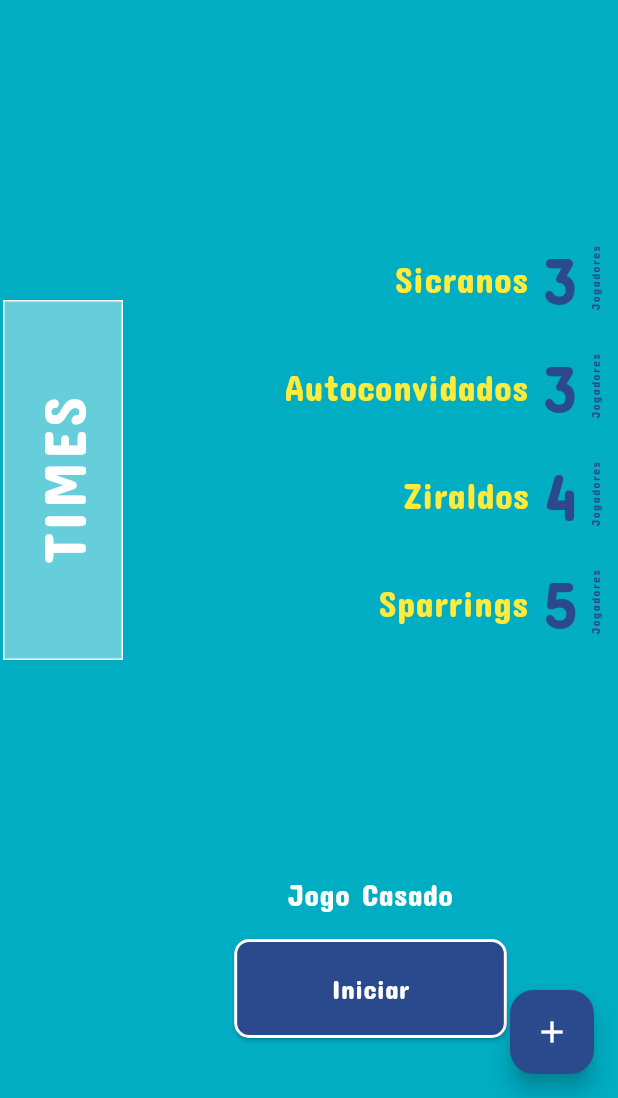
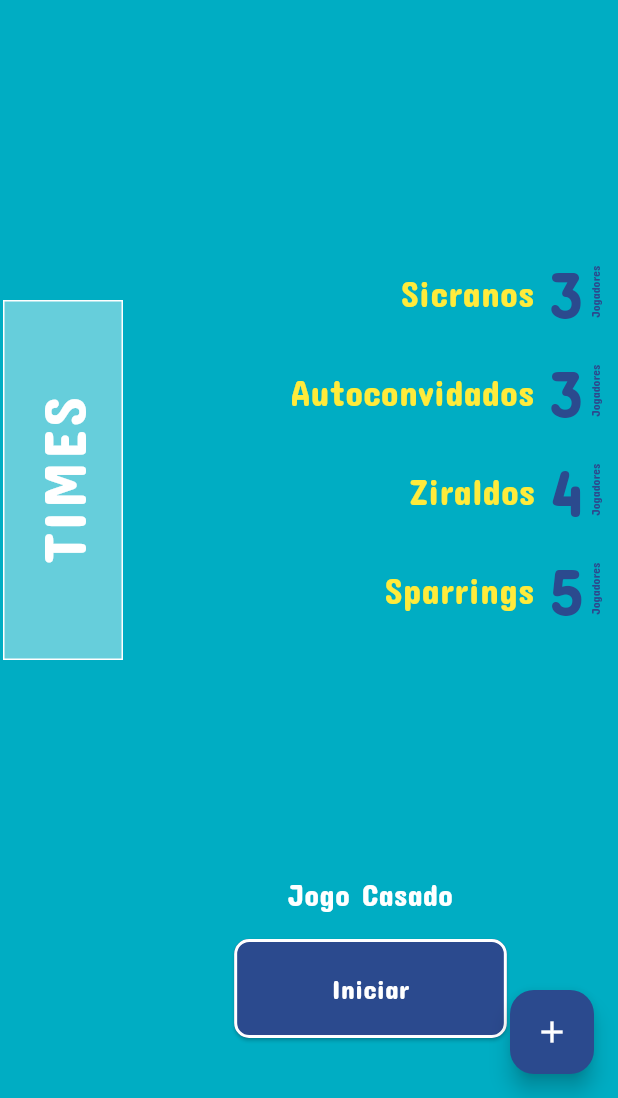
Before and after one commit to PL251431/App-Volley, a Flutter app: the screen it shows after launch, on a phone screen of 412 x 824 dp, the part 138-1236 px from its top. Run offline on Flutter 3.47's test engine with Material 3 defaults, Android fonts, the phone set to English and light mode, and no system bars.

Commit message:
ajustes na tela dois

```diff
--- a/lib/widgets/team_row.dart
+++ b/lib/widgets/team_row.dart
@@ -13,7 +13,7 @@ class TeamRow extends StatelessWidget {
   @override
   Widget build(BuildContext context) {
     return Padding(
-      padding: const EdgeInsets.symmetric(vertical: 4.0), // Espaço menor entre linhas
+      padding: const EdgeInsets.symmetric(vertical: 1.0), // Espaço menor entre linhas
       child: Row(
         mainAxisAlignment: MainAxisAlignment.end, // Alinhamento à direita
         children: [
@@ -44,7 +44,7 @@ class TeamRow extends StatelessWidget {
                       color:  Color(0xff2B4A8E),
                     ),
                   ),
-                  const SizedBox(width: 6), // Espaço entre número e "jogadores"
+                  const SizedBox(width: 2), // Espaço entre número e "jogadores"
                   // Nome "jogadores" escrito verticalmente
                   const RotatedBox(
                     quarterTurns: 3, // Rotaciona o texto 90° no sentido horário
@@ -54,7 +54,7 @@ class TeamRow extends StatelessWidget {
                         fontFamily: 'ConcertOne',
                         fontSize: 8, // Ajuste de tamanho para combinar com o design
                         color:  Color(0xff2B4A8E),
-                        letterSpacing: 1, // Espaçamento entre as letras
+                        letterSpacing: 0, // Espaçamento entre as letras
                       ),
                     ),
                   ),
```
